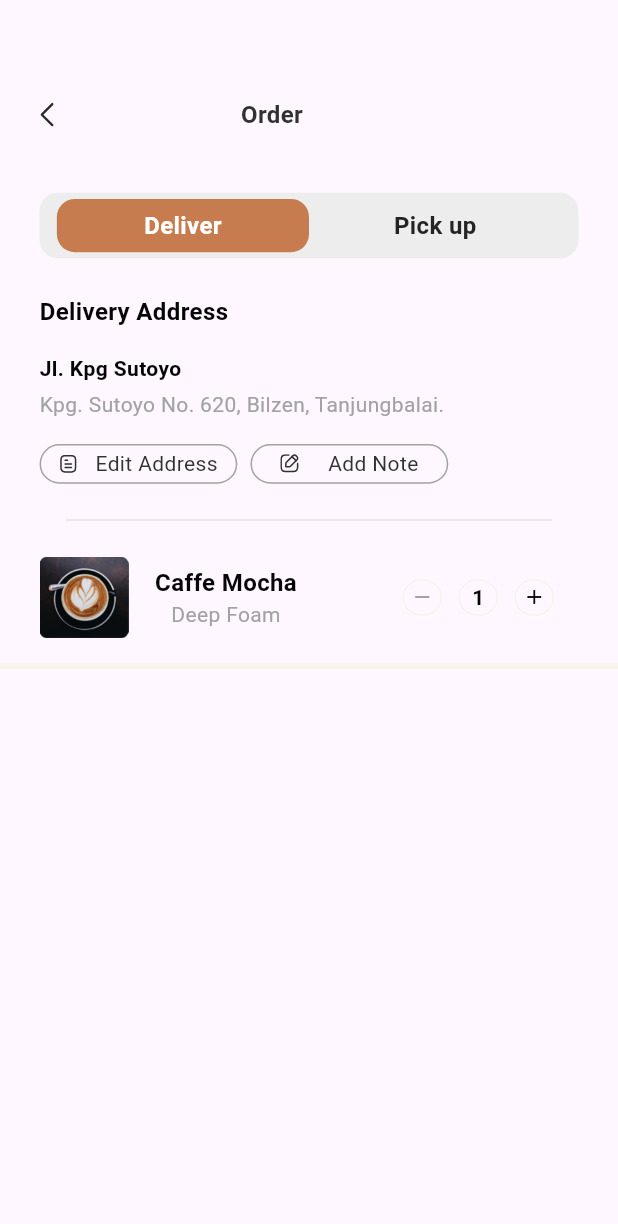
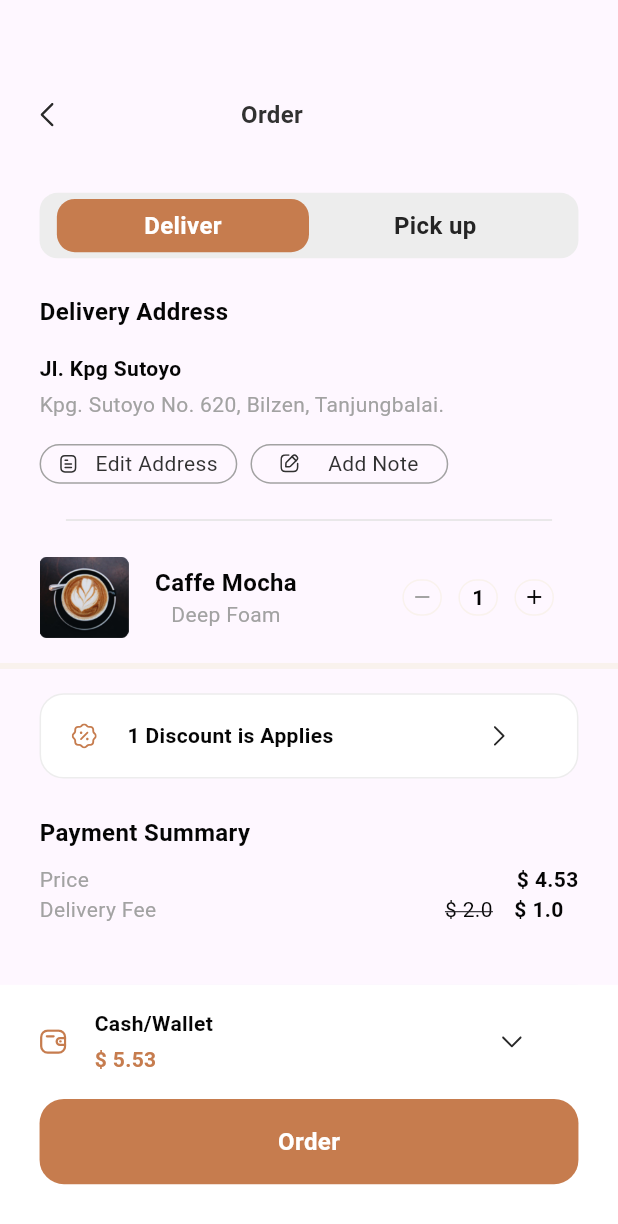
Before and after one commit to mahaabdulla/coffee_app, a Flutter app: the OrderBody screen opened directly, on a phone screen of 412 x 824 dp. Shown: the top 1224 px of the screen. Run offline on Flutter 3.47's test engine with Material 3 defaults, Android fonts, the phone set to English and light mode, and no system bars; our stand-ins replace flutter_screenutil, flutter_svg.

Commit message:
copmlite order ui

```diff
--- a/lib/core/const/svg_images.dart
+++ b/lib/core/const/svg_images.dart
@@ -11,3 +11,7 @@ const String coffeeIconSvg = '${root}coffeeIconSvg.svg';
 const String delevryIconSvg = '${root}delvrtIconSvg.svg';
 const String penIconSvg = '${root}Document.svg';
 const String documentIconSvg = '${root}Edit Square.svg';
+const String discountIconSvg = '${root}Discount.svg';
+const String righttIconSvg = '${root}Arrow - Right 2.svg';
+const String arrowDownIconSvg = '${root}Arrow - Down 2.svg';
+const String walletIconSvg = '${root}Wallet.svg';
--- /dev/null
+++ b/lib/feature/pages/order/widget/discunt_container.dart
@@ -0,0 +1,39 @@
+import 'package:coffee_app/core/const/colors.dart';
+import 'package:coffee_app/core/const/svg_images.dart';
+import 'package:coffee_app/core/const/text.dart';
+import 'package:flutter/material.dart';
+import 'package:flutter_screenutil/flutter_screenutil.dart';
+import 'package:flutter_svg/svg.dart';
+
+class DiscuntContiner extends StatelessWidget {
+  const DiscuntContiner({super.key});
+
+  @override
+  Widget build(BuildContext context) {
+    return Container(
+      width: 327.w,
+      height: 56.h,
+      decoration: BoxDecoration(
+        color: whiteColor,
+        borderRadius: BorderRadius.circular(16),
+        border: Border.all(color: Color(0XFFEDEDED)),
+      ),
+      child: Row(
+        children: [
+          SizedBox(width: 18.w),
+          SvgPicture.asset(discountIconSvg),
+          SizedBox(width: 18.w),
+          Text(
+            '1 Discount is Applies',
+            style: TextStyles.headLine14.copyWith(
+              color: darkGreyTextColor,
+              fontWeight: FontWeight.bold,
+            ),
+          ),
+          SizedBox(width: 97.w),
+          SvgPicture.asset(righttIconSvg),
+        ],
+      ),
+    );
+  }
+}
--- /dev/null
+++ b/lib/feature/pages/order/widget/light_bowin_divider.dart
@@ -0,0 +1,14 @@
+import 'package:flutter/material.dart';
+import 'package:flutter_screenutil/flutter_screenutil.dart';
+
+class LightBrownDivider extends StatelessWidget {
+  const LightBrownDivider({super.key});
+
+  @override
+  Widget build(BuildContext context) {
+    return SizedBox(
+      width: 375.w,
+      child: Divider(color: Color(0XFFF9F2ED), height: 4, thickness: 4),
+    );
+  }
+}
--- a/lib/feature/pages/order/widget/order_body.dart
+++ b/lib/feature/pages/order/widget/order_body.dart
@@ -1,10 +1,20 @@
+import 'package:coffee_app/core/const/colors.dart';
+import 'package:coffee_app/core/const/png_images.dart';
+import 'package:coffee_app/core/const/svg_images.dart';
+import 'package:coffee_app/core/const/text.dart';
 import 'package:coffee_app/feature/pages/details/widgets/custome_divider_widget.dart';
+import 'package:coffee_app/feature/pages/onBoarding/widgets/brown_buttom.dart';
 import 'package:coffee_app/feature/pages/order/widget/add_coffee_card.dart';
 import 'package:coffee_app/feature/pages/order/widget/delivre_container.dart';
 import 'package:coffee_app/feature/pages/order/widget/delivry_address_widget.dart';
+import 'package:coffee_app/feature/pages/order/widget/discunt_container.dart';
+import 'package:coffee_app/feature/pages/order/widget/light_bowin_divider.dart';
 import 'package:coffee_app/feature/pages/order/widget/navbar_widget.dart';
+import 'package:coffee_app/feature/pages/order/widget/order_buttom_bar.dart';
+import 'package:coffee_app/feature/pages/order/widget/payment_wigdet.dart';
 import 'package:flutter/material.dart';
 import 'package:flutter_screenutil/flutter_screenutil.dart';
+import 'package:flutter_svg/flutter_svg.dart';
 
 class OrderBody extends StatelessWidget {
   const OrderBody({super.key});
@@ -20,20 +30,20 @@ class OrderBody extends StatelessWidget {
             DelivireContainer(),
             SizedBox(height: 24.h),
             DelivryAddressWidget(),
-
             SizedBox(height: 16.h),
             GeryDivider(),
             SizedBox(height: 16.h),
             AddCoffeeCard(),
             SizedBox(height: 16.h),
-            SizedBox(
-              width: 375.w,
-
-              child: Divider(color: Color(0XFFF9F2ED), height: 4, thickness: 4),
-            ),
+            LightBrownDivider(),
+            SizedBox(height: 16.h),
+            DiscuntContiner(),
+            SizedBox(height: 24.h),
+            PaymentWidget(),
           ],
         ),
       ),
+      bottomSheet: OrderButtomBar(),
     );
   }
 }
--- /dev/null
+++ b/lib/feature/pages/order/widget/order_buttom_bar.dart
@@ -0,0 +1,61 @@
+import 'package:coffee_app/core/const/colors.dart';
+import 'package:coffee_app/core/const/svg_images.dart';
+import 'package:coffee_app/core/const/text.dart';
+import 'package:coffee_app/feature/pages/onBoarding/widgets/brown_buttom.dart';
+import 'package:flutter/material.dart';
+import 'package:flutter_screenutil/flutter_screenutil.dart';
+import 'package:flutter_svg/svg.dart';
+
+class OrderButtomBar extends StatelessWidget {
+  const OrderButtomBar({super.key});
+
+  @override
+  Widget build(BuildContext context) {
+    return Container(
+      color: Colors.white,
+      width: double.infinity,
+      height: 165.h,
+      padding: EdgeInsets.only(left: 24.w, right: 24.w, top: 16),
+      child: Column(
+        //  mainAxisAlignment: MainAxisAlignment.spaceBetween,
+        children: [
+          Row(
+            children: [
+              SvgPicture.asset(walletIconSvg),
+              SizedBox(width: 17.w),
+              Column(
+                mainAxisAlignment: MainAxisAlignment.center,
+                crossAxisAlignment: CrossAxisAlignment.start,
+                children: [
+                  Text(
+                    'Cash/Wallet',
+                    style: TextStyles.headLine14.copyWith(
+                      color: darkGreyTextColor,
+                      fontWeight: FontWeight.bold,
+                    ),
+                  ),
+                  SizedBox(height: 4.h),
+                  Text(
+                    '\$ 5.53',
+                    style: TextStyles.headLine12.copyWith(
+                      color: primary,
+                      fontWeight: FontWeight.bold,
+                    ),
+                  ),
+                ],
+              ),
+              SizedBox(width: 175.w),
+              SvgPicture.asset(arrowDownIconSvg),
+            ],
+          ),
+          SizedBox(height: 16),
+          Row(
+            children: [
+              BrownButton(text: 'Order', onTap: () {}, withl: 327, height: 56),
+            ],
+          ),
+        ],
+      ),
+    );
+  }
+}
--- /dev/null
+++ b/lib/feature/pages/order/widget/payment_wigdet.dart
@@ -0,0 +1,69 @@
+import 'package:coffee_app/core/const/colors.dart';
+import 'package:coffee_app/core/const/text.dart';
+import 'package:flutter/material.dart';
+import 'package:flutter_screenutil/flutter_screenutil.dart';
+
+class PaymentWidget extends StatelessWidget {
+  const PaymentWidget({super.key});
+
+  @override
+  Widget build(BuildContext context) {
+    return Padding(
+      padding: EdgeInsets.symmetric(horizontal: 24.w),
+      child: Column(
+        crossAxisAlignment: CrossAxisAlignment.start,
+        children: [
+          Text(
+            'Payment Summary',
+            style: TextStyles.headLine16.copyWith(
+              color: darkGreyTextColor,
+              fontWeight: FontWeight.bold,
+            ),
+          ),
+          SizedBox(height: 10.h),
+          Row(
+            mainAxisAlignment: MainAxisAlignment.spaceBetween,
+            children: [
+              Text(
+                'Price',
+                style: TextStyles.headLine14.copyWith(color: geryTextColor),
+              ),
+              Text(
+                '\$ 4.53',
+                style: TextStyles.headLine14.copyWith(
+                  color: darkGreyTextColor,
+                  fontWeight: FontWeight.bold,
+                ),
+              ),
+            ],
+          ),
+          Row(
+            children: [
+              Text(
+                'Delivery Fee',
+                style: TextStyles.headLine14.copyWith(color: geryTextColor),
+              ),
+              SizedBox(width: 175.w),
+              Text(
+                '\$ 2.0',
+                style: TextStyles.headLine14.copyWith(
+                  color: darkGreyTextColor,
+
+                  decoration: TextDecoration.lineThrough,
+                ),
+              ),
+              SizedBox(width: 13.w),
+              Text(
+                '\$ 1.0',
+                style: TextStyles.headLine14.copyWith(
+                  color: darkGreyTextColor,
+                  fontWeight: FontWeight.bold,
+                ),
+              ),
+            ],
+          ),
+        ],
+      ),
+    );
+  }
+}
```
Also changed, not shown: assets/svg_images/Arrow - Down 2.svg (added), assets/svg_images/Arrow - Right 2.svg (added), assets/svg_images/Discount.svg (added), assets/svg_images/Wallet.svg (added), assets/svg_images/gps.svg (added).
